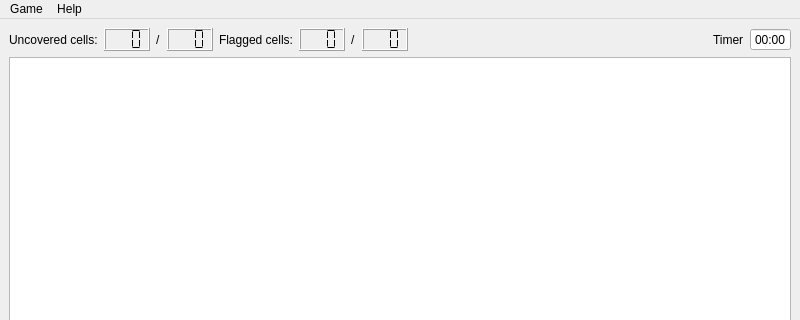
monkecoder/Minesweeper, file gui/mineswepeer_window.ui: the form before one commit; both pictures show x 0 to 800 and y 0 to 320 of the 800 by 600 pixel window.
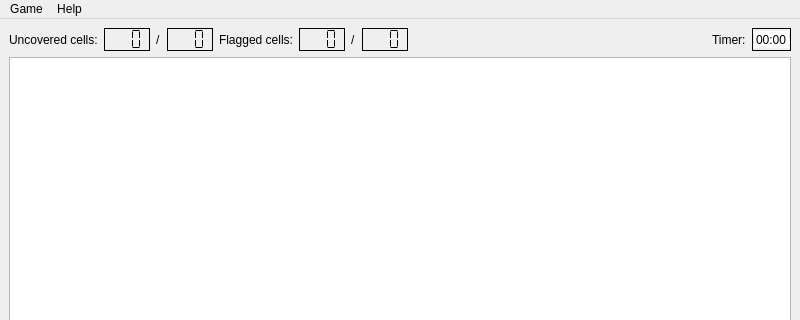
The form after the commit.

Commit message: Fixed ugly frame focusing for timeEdit

Diff of the .ui file:
```diff
--- a/gui/mineswepeer_window.ui
+++ b/gui/mineswepeer_window.ui
@@ -15,6 +15,13 @@
   </property>
   <widget class="QWidget" name="centralwidget">
    <layout class="QGridLayout" name="gridLayout">
+    <item row="2" column="0">
+     <widget class="QTableWidget" name="tableWidget">
+      <property name="cursor" stdset="0">
+       <cursorShape>PointingHandCursor</cursorShape>
+      </property>
+     </widget>
+    </item>
     <item row="0" column="0">
      <layout class="QHBoxLayout" name="horizontalLayout">
       <item>
@@ -26,6 +33,9 @@
       </item>
       <item>
        <widget class="QLCDNumber" name="lcdNumber_cellsUncovered">
+        <property name="frameShadow">
+         <enum>QFrame::Plain</enum>
+        </property>
         <property name="digitCount">
          <number>3</number>
         </property>
@@ -35,7 +45,7 @@
        </widget>
       </item>
       <item>
-       <widget class="QLabel" name="label">
+       <widget class="QLabel" name="label_1">
         <property name="text">
          <string>/</string>
         </property>
@@ -43,6 +53,9 @@
       </item>
       <item>
        <widget class="QLCDNumber" name="lcdNumber_cellsNotMined">
+        <property name="frameShadow">
+         <enum>QFrame::Plain</enum>
+        </property>
         <property name="digitCount">
          <number>3</number>
         </property>
@@ -60,6 +73,9 @@
       </item>
       <item>
        <widget class="QLCDNumber" name="lcdNumber_cellsFlagged">
+        <property name="frameShadow">
+         <enum>QFrame::Plain</enum>
+        </property>
         <property name="digitCount">
          <number>3</number>
         </property>
@@ -77,6 +93,9 @@
       </item>
       <item>
        <widget class="QLCDNumber" name="lcdNumber_cellsMined">
+        <property name="frameShadow">
+         <enum>QFrame::Plain</enum>
+        </property>
         <property name="digitCount">
          <number>3</number>
         </property>
@@ -101,12 +120,36 @@
       <item>
        <widget class="QLabel" name="label_timer">
         <property name="text">
-         <string>Timer</string>
+         <string>Timer:</string>
         </property>
        </widget>
       </item>
+      <item>
+       <widget class="QFrame" name="frame_timer">
+        <property name="frameShape">
+         <enum>QFrame::Box</enum>
+        </property>
+        <property name="frameShadow">
+         <enum>QFrame::Plain</enum>
+        </property>
+        <layout class="QVBoxLayout" name="verticalLayout_2">
+         <property name="leftMargin">
+          <number>1</number>
+         </property>
+         <property name="topMargin">
+          <number>1</number>
+         </property>
+         <property name="rightMargin">
+          <number>1</number>
+         </property>
+         <property name="bottomMargin">
+          <number>1</number>
+         </property>
       <item>
        <widget class="QTimeEdit" name="timeEdit_timer">
+           <property name="frame">
+            <bool>false</bool>
+           </property>
         <property name="readOnly">
          <bool>true</bool>
         </property>
@@ -119,9 +162,9 @@
        </widget>
       </item>
      </layout>
-    </item>
-    <item row="2" column="0">
-     <widget class="QTableWidget" name="tableWidget"/>
+       </widget>
+      </item>
+     </layout>
     </item>
    </layout>
   </widget>
```
Left out of the diff: 1 changed line with no effect on the pictures. Lines whose indentation alone changed are shown as unchanged. The commit also changes 2 other files.
